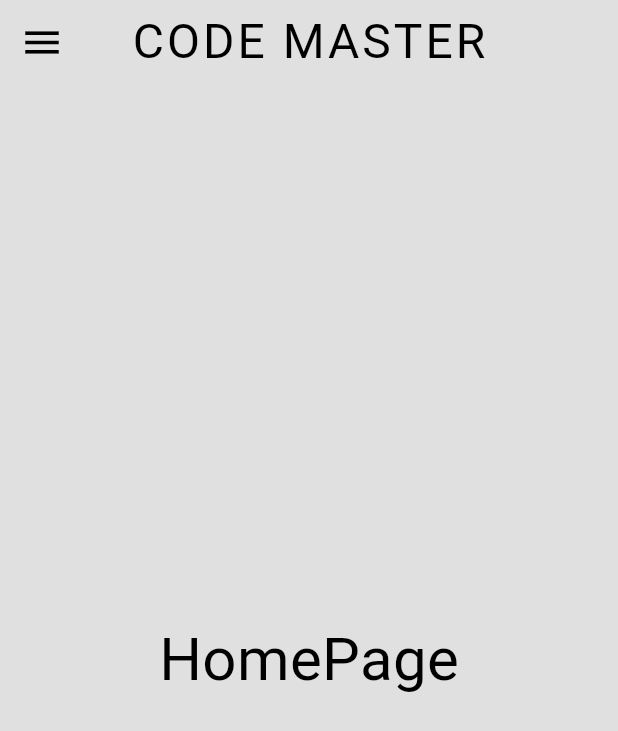
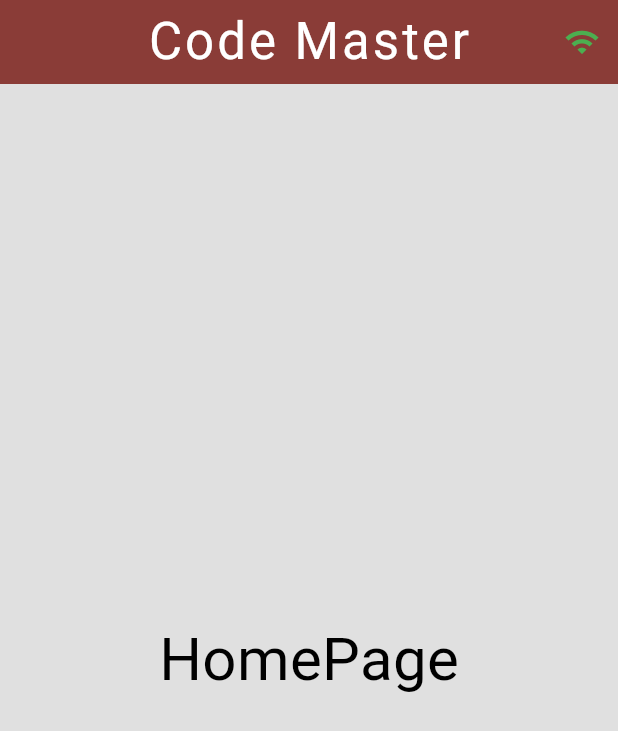
Before and after one commit to Warty71/code-master, a Flutter app: the HomePage screen opened by its route, on a phone screen of 412 x 824 dp. Shown: the top 731 px of the screen. Run offline on Flutter 3.47's test engine with Material 3 defaults, Android fonts, the phone set to English and light mode, and no system bars; our stand-ins replace bloc, cloud_firestore, connectivity_plus, easy_localization, firebase_auth, firebase_core and 6 more; accounts and stored records are empty.

Commit message:
Network Managment Added.

```diff
--- /dev/null
+++ b/lib/bloc/network_bloc.dart
@@ -0,0 +1,39 @@
+import 'package:code_master/managers/network_manager.dart';
+import 'package:flutter_bloc/flutter_bloc.dart';
+
+abstract class NetworkEvent {}
+
+class NetworkObserve extends NetworkEvent {}
+
+class NetworkNotify extends NetworkEvent {
+  final bool isConnected;
+
+  NetworkNotify({this.isConnected = false});
+}
+
+abstract class NetworkState {}
+
+class NetworkInitial extends NetworkState {}
+
+class NetworkSuccess extends NetworkState {}
+
+class NetworkFailure extends NetworkState {}
+
+class NetworkBloc extends Bloc<NetworkEvent, NetworkState> {
+  NetworkBloc._() : super(NetworkInitial()) {
+    on<NetworkObserve>(_observe);
+    on<NetworkNotify>(_notifyStatus);
+  }
+
+  static final NetworkBloc _instance = NetworkBloc._();
+
+  factory NetworkBloc() => _instance;
+
+  void _observe(event, emit) {
+    NetworkManager.observeNetwork();
+  }
+
+  void _notifyStatus(NetworkNotify event, emit) {
+    event.isConnected ? emit(NetworkSuccess()) : emit(NetworkFailure());
+  }
+}
--- a/lib/pages/auth_page.dart
+++ b/lib/pages/auth_page.dart
@@ -1,6 +1,6 @@
 // ignore_for_file: avoid_print
 
-import 'package:code_master/widgets/components/snake_bar.dart';
+import 'package:code_master/widgets/cm_snake_bar.dart';
 import 'package:code_master/pages/login_page.dart';
 import 'package:flutter/material.dart';
 import 'package:flutter_bloc/flutter_bloc.dart';
@@ -15,7 +15,7 @@ class AuthPage extends StatelessWidget {
     return BlocBuilder<UserBloc, UserState>(
       builder: (context, state) {
         if (state.user != null) {
-          return const SnakeBar();
+          return const CmSnakeBar();
         } else {
           return const LoginPage();
         }
--- a/lib/pages/home_page.dart
+++ b/lib/pages/home_page.dart
@@ -1,6 +1,6 @@
+import 'package:code_master/widgets/cm_appbar.dart';
 import 'package:flutter/material.dart';
 import 'package:google_fonts/google_fonts.dart';
-import '../constants/app_constants.dart';
 
 class HomePage extends StatelessWidget {
   const HomePage({super.key});
@@ -12,24 +12,7 @@ class HomePage extends StatelessWidget {
       child: Scaffold(
         resizeToAvoidBottomInset: false,
         backgroundColor: Colors.grey.shade300,
-        appBar: AppBar(
-          backgroundColor: Colors.transparent,
-          elevation: 0,
-          leading: const Icon(
-            Icons.menu,
-            color: Colors.black,
-            size: 30,
-          ),
-          title: Text(
-            AppConstants.appTitleCaps,
-            style: GoogleFonts.roadRage(
-              fontSize: 32,
-              letterSpacing: 2,
-              color: Colors.black,
-            ),
-          ),
-          centerTitle: true,
-        ),
+        appBar: const CmAppBar(),
         body: SafeArea(
             child: Center(
           child: Text(
--- /dev/null
+++ b/lib/widgets/cm_appbar.dart
@@ -0,0 +1,29 @@
+import 'package:code_master/constants/app_constants.dart';
+import 'package:code_master/widgets/components/icon_network.dart';
+import 'package:flutter/material.dart';
+
+class CmAppBar extends StatelessWidget implements PreferredSizeWidget {
+  const CmAppBar({super.key});
+
+  @override
+  Size get preferredSize => const Size.fromHeight(56);
+
+  @override
+  Widget build(BuildContext context) {
+    return AppBar(
+      backgroundColor: AppConstants.introBackgroundColor,
+      title: Text(
+        'Code Master',
+        style: AppConstants.primaryFont,
+      ),
+      centerTitle: true,
+      automaticallyImplyLeading: false,
+      actions: [
+        IconButton(
+          icon: const IconNetwork(),
+          onPressed: () {},
+        ),
+      ],
+    );
+  }
+}
--- /dev/null
+++ b/lib/widgets/components/icon_network.dart
@@ -0,0 +1,41 @@
+import 'package:code_master/bloc/network_bloc.dart';
+import 'package:flutter/material.dart';
+import 'package:flutter_bloc/flutter_bloc.dart';
+
+class IconNetwork extends StatefulWidget {
+  const IconNetwork({super.key});
+
+  @override
+  State<IconNetwork> createState() => _IconNetworkState();
+}
+
+class _IconNetworkState extends State<IconNetwork> {
+  @override
+  Widget build(BuildContext context) {
+    return BlocBuilder<NetworkBloc, NetworkState>(
+      builder: (context, state) {
+        if (state is NetworkInitial) {
+          return const Icon(
+            Icons.wifi_off,
+            color: Colors.grey,
+          );
+        } else if (state is NetworkSuccess) {
+          return const Icon(
+            Icons.wifi,
+            color: Colors.green,
+          );
+        } else if (state is NetworkFailure) {
+          return const Icon(
+            Icons.wifi_off,
+            color: Colors.red,
+          );
+        } else {
+          return const Icon(
+            Icons.cancel_outlined,
+            color: Colors.grey,
+          );
+        }
+      },
+    );
+  }
+}
--- a/pubspec.yaml
+++ b/pubspec.yaml
@@ -37,6 +37,7 @@ dependencies:
   bloc: ^8.1.2
   card_swiper: ^3.0.1
   cloud_firestore: ^4.14.0
+  connectivity_plus: 5.0.2
   cupertino_icons: ^1.0.2
   easy_localization: ^3.0.3
   firebase_analytics: ^10.5.0
```
Also changed, not shown: lib/handlers/other_handlers/connectivity_handler.dart (added, +17 -0 lines), lib/main.dart (+7 -0 lines), lib/managers/network_manager.dart (added, +15 -0 lines), lib/services/other_services/connectivity_services.dart (added, +8 -0 lines), lib/widgets/cm_snake_bar.dart (renamed from lib/widgets/components/snake_bar.dart, +6 -6 lines), lib/widgets/components/user_tile.dart (+6 -5 lines), pubspec.lock, 3 other files.
